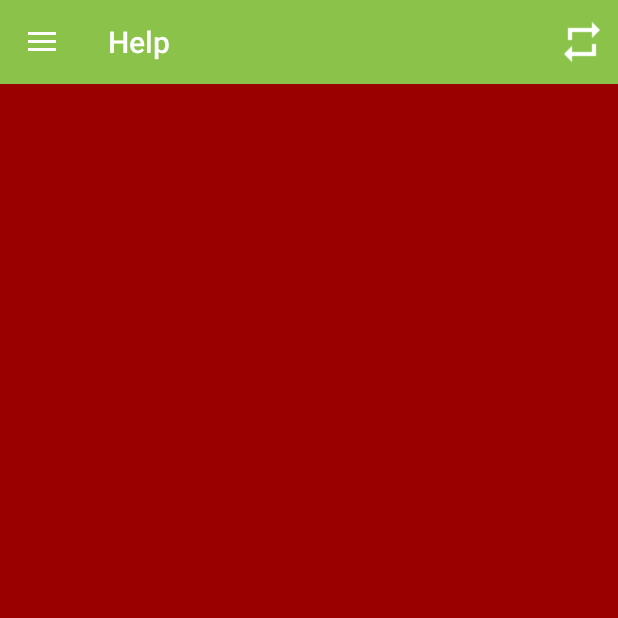
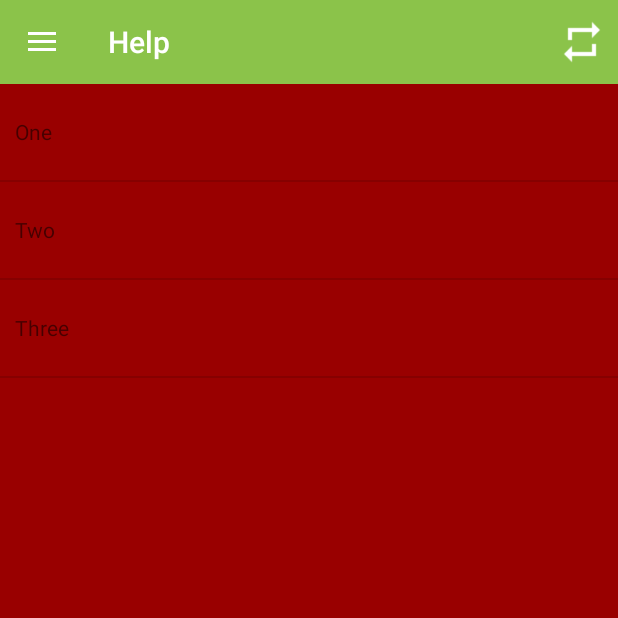
Before and after one commit to ruan65/ColoriforniaII, an Android app: the HelpActivity screen opened directly, with no data from a screen before it, on a phone screen of 412 x 824 dp, the top half of it. Run offline under Robolectric (Android 15) with nearby library versions, the phone set to English and light mode, and no system bars; our stand-ins replace ButterKnife.

Commit message:
Fragments and onItemClickListener added

```diff
--- a/app/src/main/java/com/engstuff/coloriphornia/activities/HelpActivity.java
+++ b/app/src/main/java/com/engstuff/coloriphornia/activities/HelpActivity.java
@@ -1,14 +1,22 @@
 package com.engstuff.coloriphornia.activities;
 
 import android.os.Bundle;
+import android.util.Log;
 
 import com.engstuff.coloriphornia.R;
+import com.engstuff.coloriphornia.fragments.FragmentHelpContents;
 
-public class HelpActivity extends MockUpActivity {
+public class HelpActivity extends MockUpActivity implements FragmentHelpContents.ListSelectionListener {
+
+
 
     @Override
     public void onCreate(Bundle savedInstanceState) {
         super.onCreate(savedInstanceState);
+
+        getFragmentManager().beginTransaction()
+                .add(R.id.help_list_fragment_container, new FragmentHelpContents())
+                .commit();
     }
 
     @Override
@@ -21,4 +29,8 @@ public class HelpActivity extends MockUpActivity {
         return "";
     }
 
+    @Override
+    public void onItemSelected(int position) {
+        Log.d("ml", "List position = " + position);
+    }
 }
--- /dev/null
+++ b/app/src/main/java/com/engstuff/coloriphornia/fragments/FragmentHelpContents.java
@@ -0,0 +1,55 @@
+package com.engstuff.coloriphornia.fragments;
+
+import android.app.Activity;
+import android.app.Fragment;
+import android.os.Bundle;
+import android.view.LayoutInflater;
+import android.view.View;
+import android.view.ViewGroup;
+import android.widget.AdapterView;
+import android.widget.ArrayAdapter;
+import android.widget.ListView;
+
+import com.engstuff.coloriphornia.R;
+
+public class FragmentHelpContents extends Fragment implements AdapterView.OnItemClickListener {
+
+    public interface ListSelectionListener {
+        void onItemSelected(int position);
+    }
+
+    private ArrayAdapter<String> mContentsAdapter;
+    private ListSelectionListener mCallBack;
+
+    public FragmentHelpContents() {}
+
+    @Override
+    public View onCreateView(LayoutInflater inflater, ViewGroup container, Bundle state) {
+
+        mContentsAdapter = new ArrayAdapter<>(getActivity(),
+                R.layout.list_item_help_contents,
+                R.id.list_item_contents_textview,
+                getResources().getStringArray(R.array.help_contents));
+
+        View rootView = inflater.inflate(R.layout.fragment_help_contents, container, false);
+
+        ListView listView = (ListView) rootView.findViewById(R.id.listview_help_contents);
+        listView.setAdapter(mContentsAdapter);
+
+        listView.setOnItemClickListener(this);
+
+        return rootView;
+    }
+
+    @Override
+    public void onAttach(Activity activity) {
+        super.onAttach(activity);
+
+        mCallBack = (ListSelectionListener) activity;
+    }
+
+    @Override
+    public void onItemClick(AdapterView<?> parent, View view, int position, long id) {
+        mCallBack.onItemSelected(position);
+    }
+}
--- a/app/src/main/res/layout-land/activity_help.xml
+++ b/app/src/main/res/layout-land/activity_help.xml
@@ -30,7 +30,6 @@
                 android:background="#090"
                 android:layout_height="match_parent" />
 
-
         </LinearLayout>
 
     </LinearLayout>
--- a/app/src/main/res/layout/activity_help.xml
+++ b/app/src/main/res/layout/activity_help.xml
@@ -20,8 +20,6 @@
             android:background="#900"
             android:layout_height="match_parent" />
 
-
-
     </LinearLayout>
 
     <include layout="@layout/nav_drawer_fr" />
--- /dev/null
+++ b/app/src/main/res/layout/fragment_help_contents.xml
@@ -0,0 +1,13 @@
+<?xml version="1.0" encoding="utf-8"?>
+<FrameLayout xmlns:android="http://schemas.android.com/apk/res/android"
+    xmlns:tools="http://schemas.android.com/tools"
+    android:layout_width="match_parent"
+    android:layout_height="match_parent"
+    tools:context=".FragmentHelpContents">
+
+    <ListView
+        android:id="@+id/listview_help_contents"
+        android:layout_width="match_parent"
+        android:layout_height="match_parent" />
+
+</FrameLayout>
--- /dev/null
+++ b/app/src/main/res/layout/list_item_help_contents.xml
@@ -0,0 +1,9 @@
+<?xml version="1.0" encoding="utf-8"?>
+
+<TextView xmlns:android="http://schemas.android.com/apk/res/android"
+    android:id="@+id/list_item_contents_textview"
+    android:layout_width="match_parent"
+    android:layout_height="wrap_content"
+    android:paddingLeft="10dp"
+    android:gravity="center_vertical"
+    android:minHeight="?android:attr/listPreferredItemHeight" />
--- /dev/null
+++ b/app/src/main/res/values/help_contents.xml
@@ -0,0 +1,8 @@
+<?xml version="1.0" encoding="utf-8"?>
+<resources>
+    <string-array name="help_contents">
+        <item>One</item>
+        <item>Two</item>
+        <item>Three</item>
+    </string-array>
+</resources>
--- a/app/src/main/res/values/html.xml
+++ b/app/src/main/res/values/html.xml
@@ -1,7 +1,7 @@
 <?xml version="1.0" encoding="utf-8"?>
 <resources>
 
-    <string name="_"><![CDATA[
+    <string name="_" translatable="false"><![CDATA[
 
     ]]></string>
 
--- a/app/src/main/res/values/strings.xml
+++ b/app/src/main/res/values/strings.xml
@@ -105,7 +105,4 @@ Andrew (developer)
     </string>
     <string name="title_activity_help">Help</string>
 
-    <string name="hello_world">Hello world!</string>
-
-
 </resources>
```
Also changed, not shown: 2 other files.
